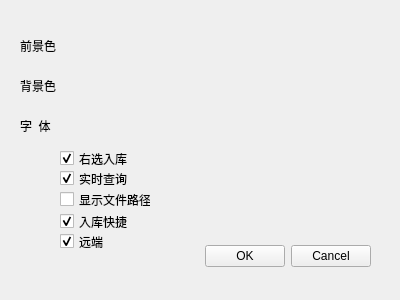
yjduoduo/auto_c_code, file auto_c_code/setup1.ui: the form before one commit.
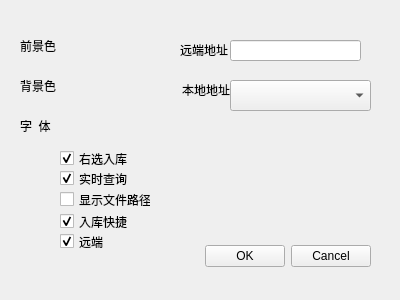
The form after the commit.

Commit message: udp界面直接在setup里做吧

What changed in the file:
```diff
--- a/auto_c_code/setup1.ui
+++ b/auto_c_code/setup1.ui
@@ -229,6 +229,52 @@
     <bool>true</bool>
    </property>
   </widget>
+  <widget class="QLabel" name="label_4">
+   <property name="geometry">
+    <rect>
+     <x>180</x>
+     <y>34</y>
+     <width>51</width>
+     <height>31</height>
+    </rect>
+   </property>
+   <property name="text">
+    <string>远端地址</string>
+   </property>
+  </widget>
+  <widget class="QLabel" name="label_5">
+   <property name="geometry">
+    <rect>
+     <x>182</x>
+     <y>74</y>
+     <width>51</width>
+     <height>31</height>
+    </rect>
+   </property>
+   <property name="text">
+    <string>本地地址</string>
+   </property>
+  </widget>
+  <widget class="QLineEdit" name="lineEdit_remoteIP">
+   <property name="geometry">
+    <rect>
+     <x>230</x>
+     <y>40</y>
+     <width>131</width>
+     <height>21</height>
+    </rect>
+   </property>
+  </widget>
+  <widget class="QComboBox" name="comboBox_localIp">
+   <property name="geometry">
+    <rect>
+     <x>230</x>
+     <y>80</y>
+     <width>141</width>
+     <height>31</height>
+    </rect>
+   </property>
+  </widget>
  </widget>
  <resources/>
  <connections>
```
The commit also changes 10 other files.
